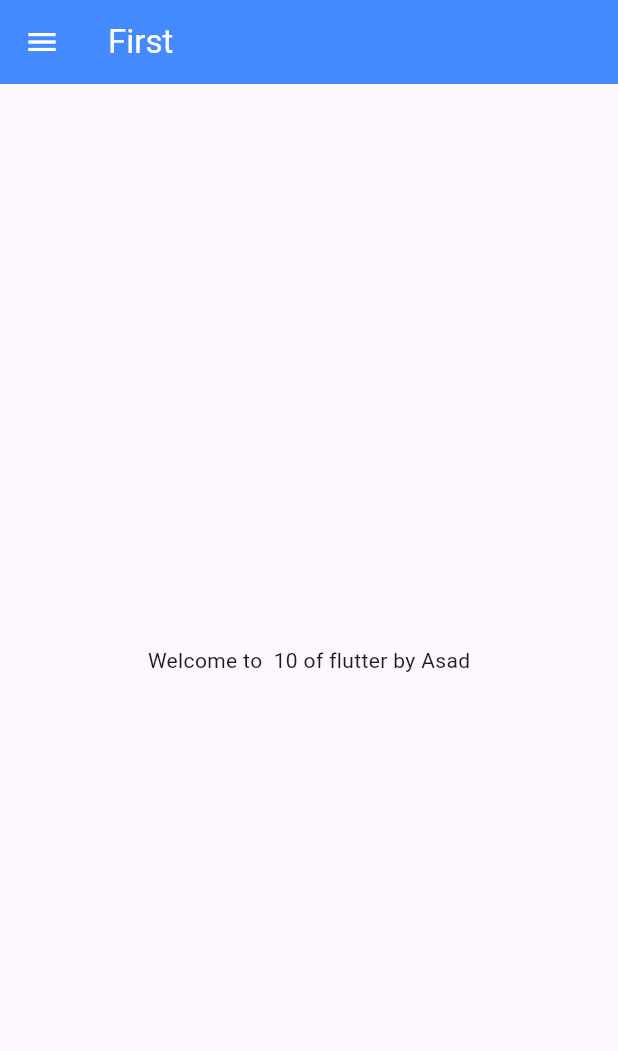
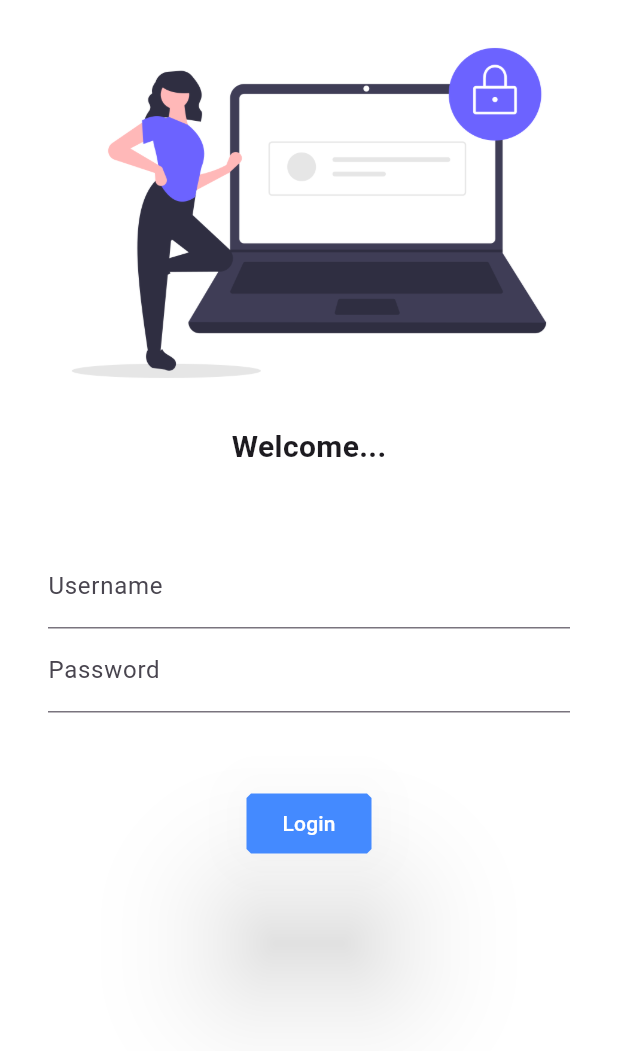
Before and after one commit to asadkhanhoc/30DaysOfFlutter, a Flutter app: the screen it shows after launch, on a phone screen of 412 x 824 dp. Shown: the top 1051 px of the screen. Run offline on Flutter 3.47's test engine with Material 3 defaults, Android fonts, the phone set to English and light mode, and no system bars.

Commit message:
Day 4 completed

```diff
--- a/basic/lib/main.dart
+++ b/basic/lib/main.dart
@@ -1,4 +1,5 @@
-import 'package:basic/home_page.dart';
+import 'package:basic/screens/home_page.dart';
+import 'package:basic/screens/login_page.dart';
 import 'package:flutter/material.dart';
 
 void main() {
@@ -10,8 +11,18 @@ class MyApp extends StatelessWidget {
 
   @override
   Widget build(BuildContext context) {
-    return const MaterialApp(
-      home: HomePage(),
+    return MaterialApp(
+      // home: const HomePage(),
+      themeMode: ThemeMode.light,
+      theme: ThemeData(primarySwatch: Colors.deepPurple),
+      darkTheme: ThemeData(
+        brightness: Brightness.dark,
+      ),
+      routes: {
+        "/": (context) => const LoginPage(),
+        "/homePage": (context) => const HomePage(),
+        "/login": (context) => const LoginPage()
+      },
     );
   }
 }
--- a/basic/lib/home_page.dart
+++ b/basic/lib/screens/home_page.dart
@@ -9,8 +9,8 @@ class HomePage extends StatelessWidget {
     String name = "Asad";
     return Scaffold(
       appBar: AppBar(
-        backgroundColor: Colors.blueAccent,
-        foregroundColor: Colors.white,
+        // backgroundColor: Colors.blueAccent,
+        // foregroundColor: Colors.white,
         title: const Text("First"),
       ),
       body: Center(
--- /dev/null
+++ b/basic/lib/screens/login_page.dart
@@ -0,0 +1,68 @@
+import 'package:flutter/material.dart';
+
+class LoginPage extends StatelessWidget {
+  const LoginPage({super.key});
+
+  @override
+  Widget build(BuildContext context) {
+    return Material(
+        color: Colors.white,
+        child: Column(
+          children: [
+            Image.asset(
+              "assets/images/login_image.png",
+              fit: BoxFit.cover,
+            ),
+            const Text(
+              "Welcome...",
+              style: TextStyle(
+                fontSize: 20,
+                fontWeight: FontWeight.bold,
+              ),
+            ),
+            const SizedBox(
+              height: 30,
+            ),
+            Padding(
+              padding: const EdgeInsets.symmetric(
+                vertical: 20,
+                horizontal: 32,
+              ),
+              child: Column(
+                children: [
+                  TextFormField(
+                    decoration: const InputDecoration(
+                      hintText: "Enter Username",
+                      labelText: "Username",
+                    ),
+                  ),
+                  TextFormField(
+                    obscureText: true,
+                    decoration: const InputDecoration(
+                      hintText: "Enter Password",
+                      labelText: "Password",
+                    ),
+                  ),
+                  const SizedBox(
+                    height: 50,
+                  ),
+                  FilledButton(
+                    onPressed: () {},
+                    style: TextButton.styleFrom(
+                      elevation: 40,
+                      backgroundColor: Colors.blueAccent,
+                      shape: const BeveledRectangleBorder(
+                        borderRadius: BorderRadius.all(
+                          Radius.circular(3),
+                        ),
+                      ),
+                    ),
+                    child: const Text("Login"),
+                  )
+                ],
+              ),
+            )
+          ],
+        ));
+  }
+}
--- a/basic/pubspec.yaml
+++ b/basic/pubspec.yaml
@@ -35,6 +35,7 @@ dependencies:
   # The following adds the Cupertino Icons font to your application.
   # Use with the CupertinoIcons class for iOS style icons.
   cupertino_icons: ^1.0.8
+  google_fonts: ^6.2.1
 
 dev_dependencies:
   flutter_test:
@@ -59,8 +60,8 @@ flutter:
   uses-material-design: true
 
   # To add assets to your application, add an assets section, like this:
-  # assets:
-  #   - images/a_dot_burr.jpeg
+  assets:
+    - assets/images/
   #   - images/a_dot_ham.jpeg
 
   # An image asset can refer to one or more resolution-specific "variants", see
```
Also changed, not shown: basic/assets/images/login_image.png (added).
